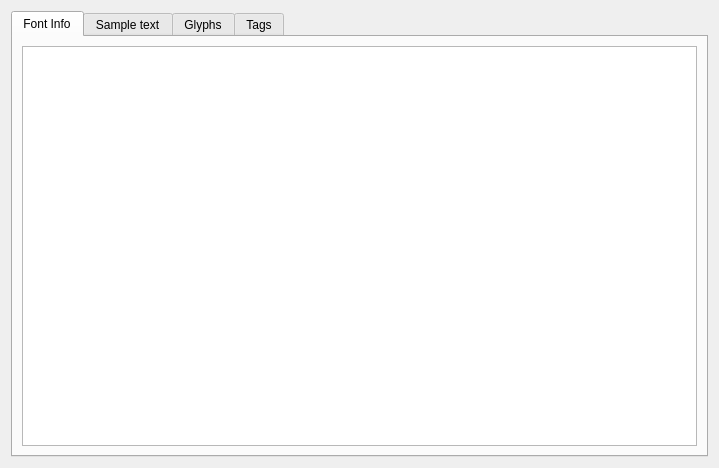
Before: the Qt Designer form src/mainview.ui in fontmatrix/fontmatrix, drawn with Qt 5.
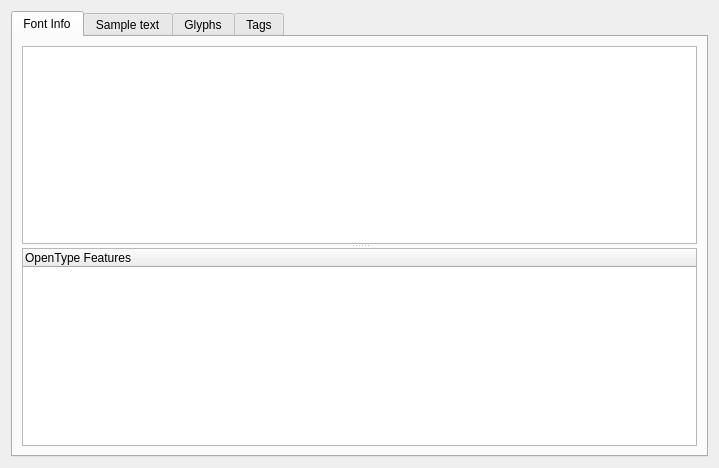
After: the same form once the commit is applied. Icons and pictures are not drawn. Custom widgets are drawn as their Qt base class.

The edit to the form file:
```diff
--- a/src/mainview.ui
+++ b/src/mainview.ui
@@ -20,6 +20,9 @@
       <enum>Qt::Horizontal</enum>
      </property>
      <widget class="QTabWidget" name="tabView" >
+      <property name="enabled" >
+       <bool>true</bool>
+      </property>
       <property name="sizePolicy" >
        <sizepolicy vsizetype="Minimum" hsizetype="Expanding" >
         <horstretch>0</horstretch>
@@ -29,6 +32,12 @@
       <property name="statusTip" >
        <string>Right mouse click on a tag to add it or remove it from TagSet</string>
       </property>
+      <property name="tabPosition" >
+       <enum>QTabWidget::North</enum>
+      </property>
+      <property name="tabShape" >
+       <enum>QTabWidget::Rounded</enum>
+      </property>
       <property name="currentIndex" >
        <number>0</number>
       </property>
@@ -41,6 +50,10 @@
        </attribute>
        <layout class="QGridLayout" >
         <item row="0" column="0" >
+         <widget class="QSplitter" name="splitter_2" >
+          <property name="orientation" >
+           <enum>Qt::Vertical</enum>
+          </property>
          <widget class="QTextBrowser" name="fontInfoText" >
           <property name="sizePolicy" >
            <sizepolicy vsizetype="Preferred" hsizetype="Preferred" >
@@ -57,6 +70,17 @@
 &lt;/style>&lt;/head>&lt;body style=" font-family:'Sans Serif'; font-size:9pt; font-weight:400; font-style:normal;">
 &lt;p style="-qt-paragraph-type:empty; margin-top:0px; margin-bottom:0px; margin-left:0px; margin-right:0px; -qt-block-indent:0; text-indent:0px;">&lt;/p>&lt;/body>&lt;/html></string>
           </property>
+          </widget>
+          <widget class="QTreeWidget" name="OpenTypeTree" >
+           <property name="alternatingRowColors" >
+            <bool>true</bool>
+           </property>
+           <column>
+            <property name="text" >
+             <string>OpenType Features</string>
+            </property>
+           </column>
+          </widget>
          </widget>
         </item>
        </layout>
```
Lines whose indentation alone changed are shown as unchanged.
